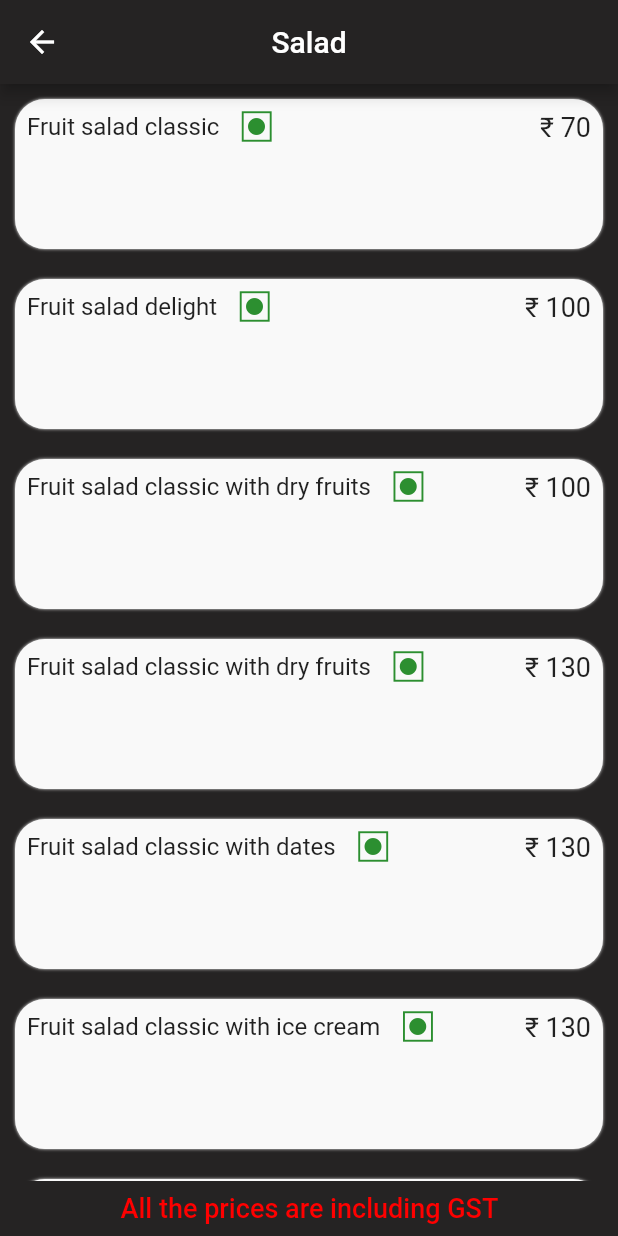
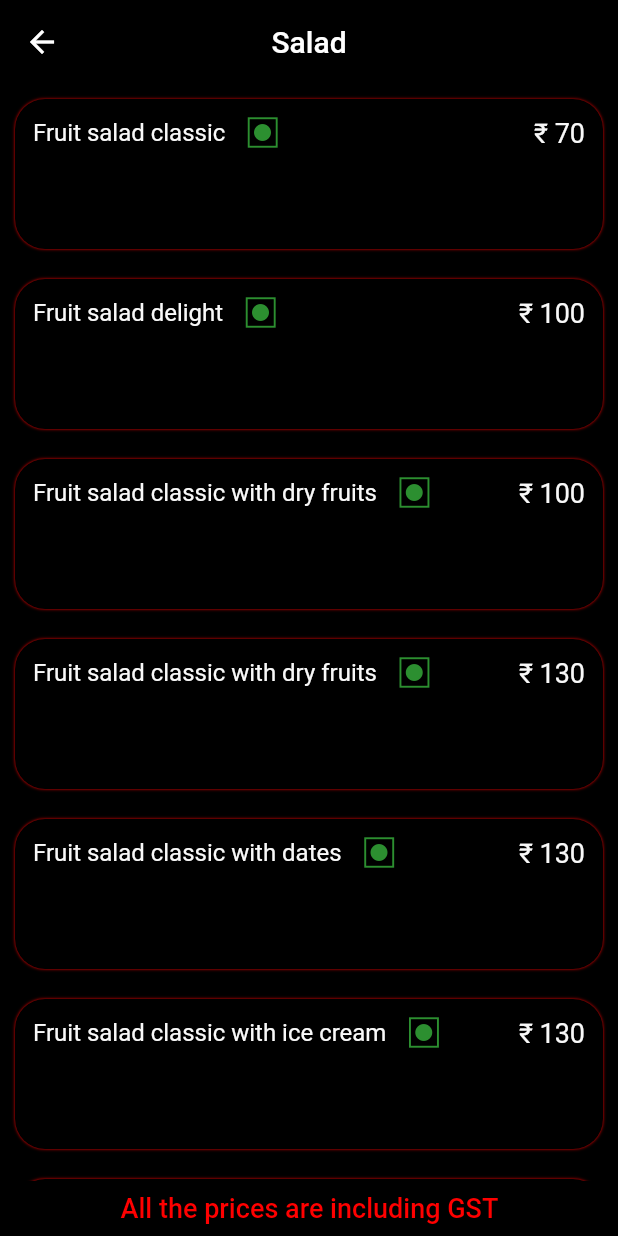
Before and after one commit to Fahadbinfayaz96/fruitz, a Flutter app: the CategoriesScreen screen opened directly, after a tap on "Salads", on a phone screen of 412 x 824 dp. Run offline on Flutter 3.47's test engine with Material 2 defaults, Android fonts, the phone set to English and light mode, and no system bars; our stand-ins replace carousel_slider.

Commit message:
colorchanged

```diff
--- a/lib/presentation/item_list.dart
+++ b/lib/presentation/item_list.dart
@@ -61,12 +61,12 @@ class ItemListScreen extends StatelessWidget {
                 return Container(
                   height: 100,
                   margin: const EdgeInsets.all(10),
-                  padding: const EdgeInsets.all(8),
+                  padding: const EdgeInsets.all(12),
                   decoration: BoxDecoration(
-                      color: AppColors.textColorWhite,
+                      color: AppColors.bColor,
                       borderRadius: BorderRadius.circular(20),
                       boxShadow: const [
-                        BoxShadow(color: AppColors.textColorWhite, blurRadius: 1)
+                        BoxShadow(color: AppColors.redColor, blurRadius: 1)
                       ]),
                   child: Column(
                     crossAxisAlignment: CrossAxisAlignment.start,
@@ -77,7 +77,7 @@ class ItemListScreen extends StatelessWidget {
                           Row(
                             children: [
                               Text(itemsToDisplay[index].name,
-                                  style: const TextStyle(fontSize: 16)),
+                                  style: const TextStyle(fontSize: 16,color: AppColors.textColorWhite)),
                               const SizedBox(
                                 width: 15,
                               ),
@@ -85,14 +85,15 @@ class ItemListScreen extends StatelessWidget {
                                 MyIcons.veg,
                                 color: itemsToDisplay[index].color,
                                 size: 20,
-                                // textDirection: TextDirection.rt,
+
                               ),
                             ],
                           ),
                           Text(
                             "\u{20B9} ${itemsToDisplay[index].price}",
-                            style: const TextStyle(fontSize: 18),
+                            style: const TextStyle(fontSize: 18,color: AppColors.textColorWhite),
                             textAlign: TextAlign.center,
+
                           )
                         ],
                       ),
--- a/lib/utils/colors.dart
+++ b/lib/utils/colors.dart
@@ -6,7 +6,7 @@ class AppColors {
   static const Color textColorWhite = Color(0xFFf9f9f9);
   static const Color dividerColor = Color.fromARGB(255, 154, 154, 154);
   static const Color elevationColor = Color.fromARGB(255, 8, 8, 8);
-  static const Color textColorBlack = Colors.black;
+  static const Color bColor = Colors.black;
   static const Color redColor = Color.fromARGB(255, 255, 0, 0);
-  static const Color bColor = Color.fromARGB(255, 37, 35, 35);
+  //static const Color bColor = Color.fromARGB(255, 37, 35, 35);
 }
```
